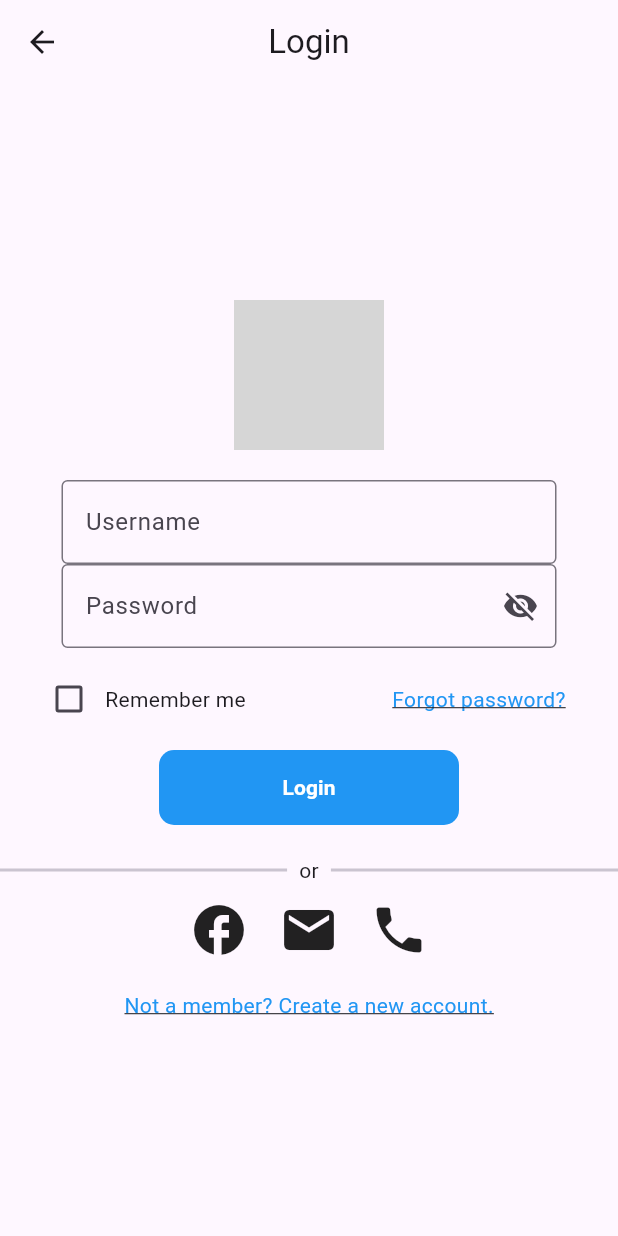
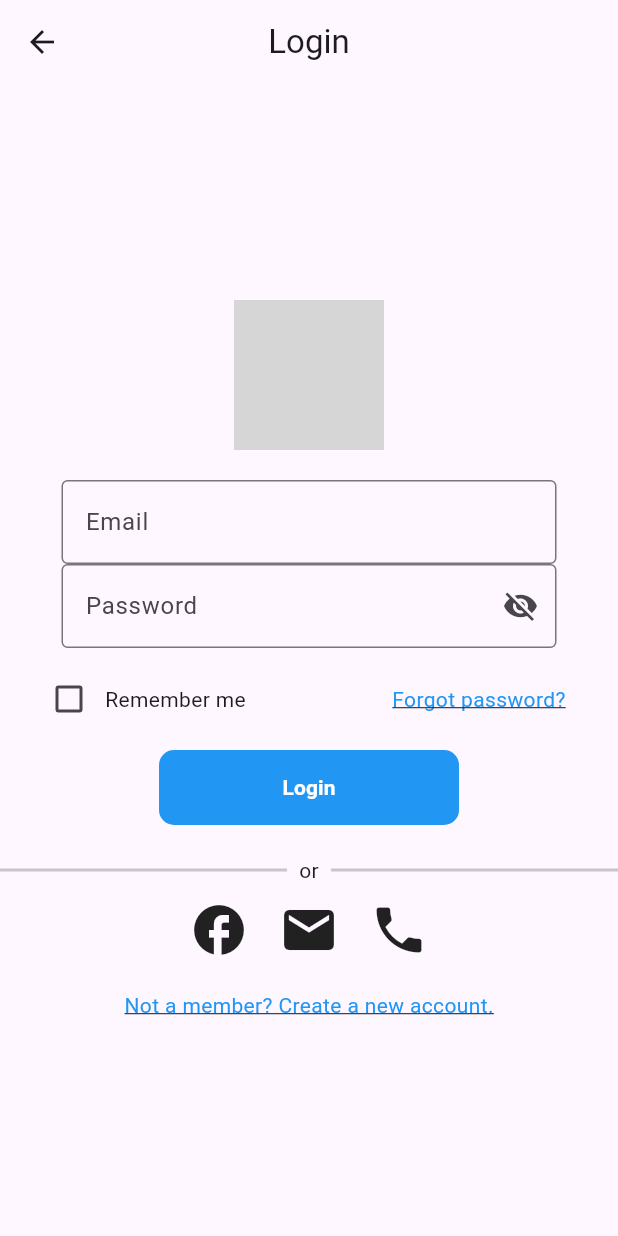
Before and after one commit to wlong0711/AD_Project_RecycleGO, a Flutter app: the screen it shows after launch, after a tap on "Login", on a phone screen of 412 x 824 dp. Run offline on Flutter 3.47's test engine with Material 3 defaults, Android fonts, the phone set to English and light mode, and no system bars; our stand-ins replace cloud_firestore, firebase_auth, firebase_core, firebase_database, firebase_storage, flutter_dotenv and 4 more; missing offline and left inert: qr_code_scanner; accounts and stored records are empty; network calls fail; grey boxes are pictures that could not be loaded.

Commit message:
Updated Code

```diff
--- a/lib/Shared Pages/StartUp Pages/login.dart
+++ b/lib/Shared Pages/StartUp Pages/login.dart
@@ -111,7 +111,7 @@ class _LoginPageState extends State<LoginPage> {
           SizedBox(height: 20),
 
           // Username Input Box
-          _buildInputBox("Username", _usernameController, isPassword: false),
+          _buildInputBox("Email", _usernameController, isPassword: false),
 
           // Password Input Box
           _buildPasswordInputBox(),
```
